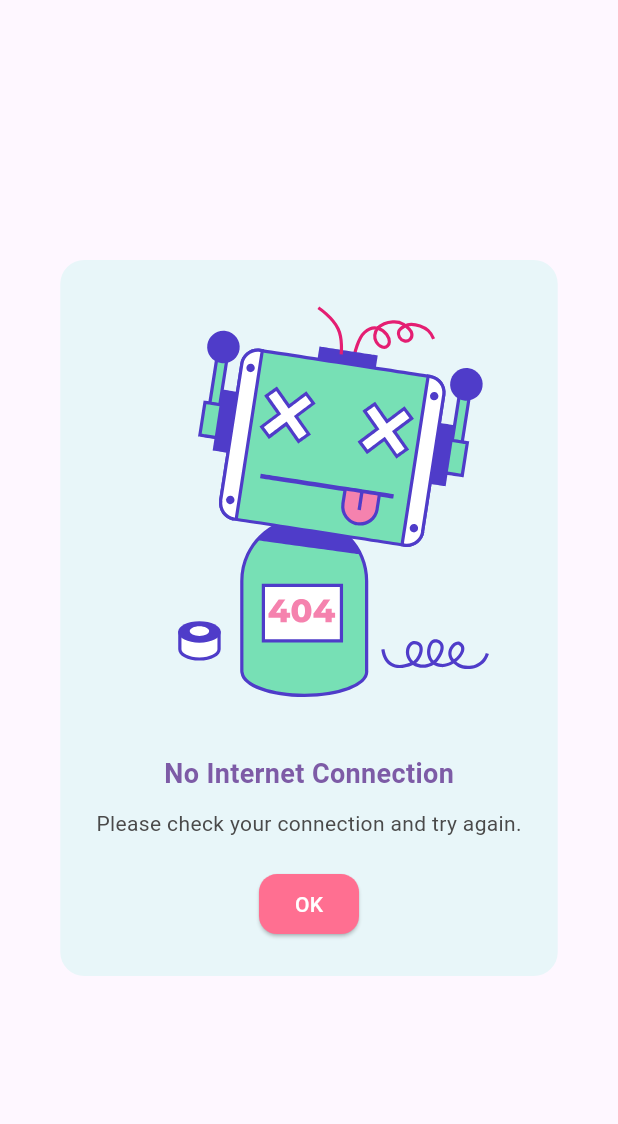
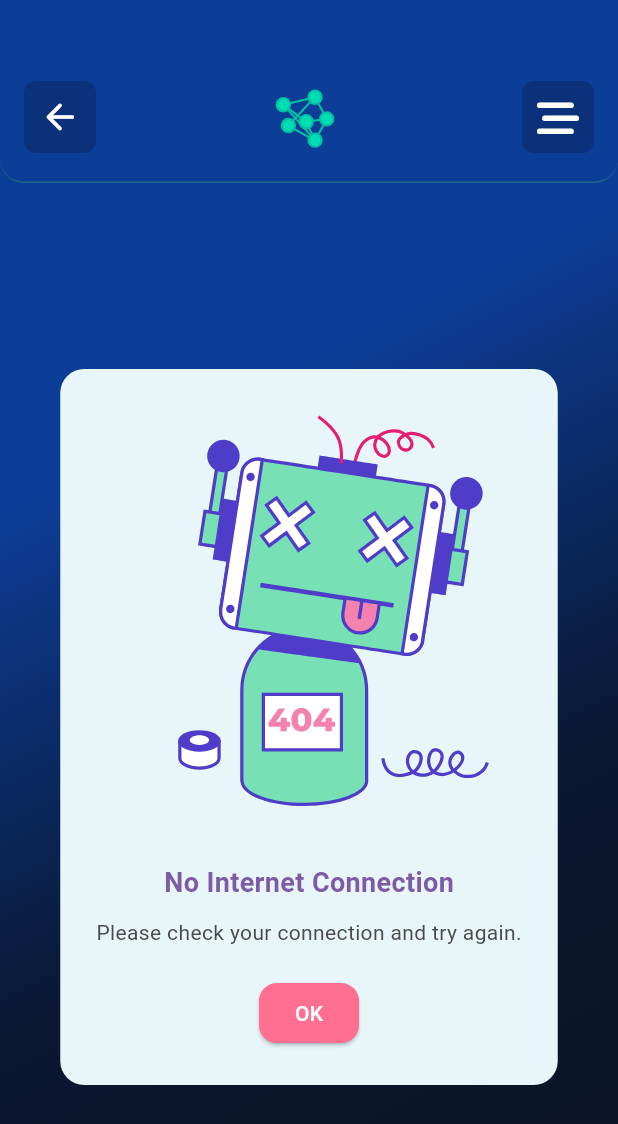
Before and after one commit to Mohamed3li454/craft_app, a Flutter app: the CustomDialog screen opened directly, on a phone screen of 412 x 824 dp. Shown: the top 1124 px of the screen. Run offline on Flutter 3.47's test engine with Material 3 defaults, Android fonts, the phone set to English and light mode, and no system bars; our stand-ins replace animated_splash_screen, animated_text_kit, awesome_dialog, connectivity_plus, dash_chat_2, flutter_bloc and 9 more; missing offline and left inert: alert_info; accounts and stored records are empty; project files that could hold a hidden picture were left out.

Commit message:
make some edits

```diff
--- a/lib/Features/home/presentation/views/widgets/custom_dialog.dart
+++ b/lib/Features/home/presentation/views/widgets/custom_dialog.dart
@@ -1,3 +1,4 @@
+import 'package:craft_app/Features/home/presentation/views/widgets/custom_appbar.dart';
 import 'package:flutter/material.dart';
 import 'package:lottie/lottie.dart';
 
@@ -6,7 +7,33 @@ class CustomDialog extends StatelessWidget {
 
   @override
   Widget build(BuildContext context) {
-    return AlertDialog(
+    return Scaffold(
+      body: Stack(
+        children: [
+          Container(
+            decoration: const BoxDecoration(
+              gradient: LinearGradient(
+                colors: [
+                  Color(0xff0c3d97),
+                  Color(0xff0c3d97),
+                  Color(0xff0a1833),
+                  Color(0xff0b1222)
+                ],
+                begin: Alignment.topLeft,
+                end: Alignment.bottomRight,
+              ),
+            ),
+          ),
+          Column(
+            children: [
+              const Padding(
+                padding: EdgeInsets.only(top: 35),
+                child: CustomAppBar(),
+              ),
+              const SizedBox(
+                height: 100,
+              ),
+              AlertDialog(
                 backgroundColor: const Color(0xffE8F6F9),
                 shape: RoundedRectangleBorder(
                   borderRadius: BorderRadius.circular(16),
@@ -40,7 +67,8 @@ class CustomDialog extends StatelessWidget {
                         Navigator.pop(context);
                       },
                       style: ElevatedButton.styleFrom(
-              backgroundColor: const Color(0xFFFF6F91), // زر بلون وردي
+                        backgroundColor:
+                            const Color(0xFFFF6F91), // زر بلون وردي
                         shape: RoundedRectangleBorder(
                           borderRadius: BorderRadius.circular(12),
                         ),
@@ -54,6 +82,11 @@ class CustomDialog extends StatelessWidget {
                     ),
                   ],
                 ),
+              ),
+            ],
+          )
+        ],
+      ),
     );
   }
 }
```
Also changed, not shown: lib/Features/home/presentation/views/bot_view.dart (+29 -6 lines), lib/Features/home/presentation/views/widgets/bot_view_body.dart (+0 -16 lines), lib/Features/home/presentation/views/widgets/home_view_body.dart (+7 -1 lines). Lines whose indentation alone changed are shown as unchanged.
